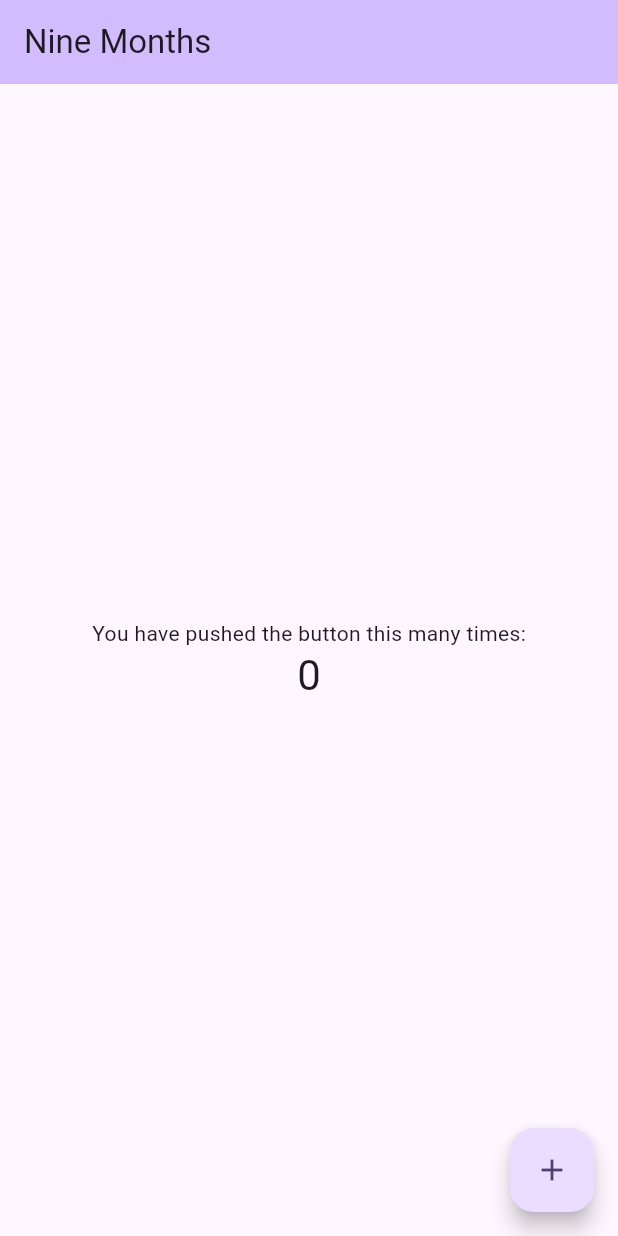
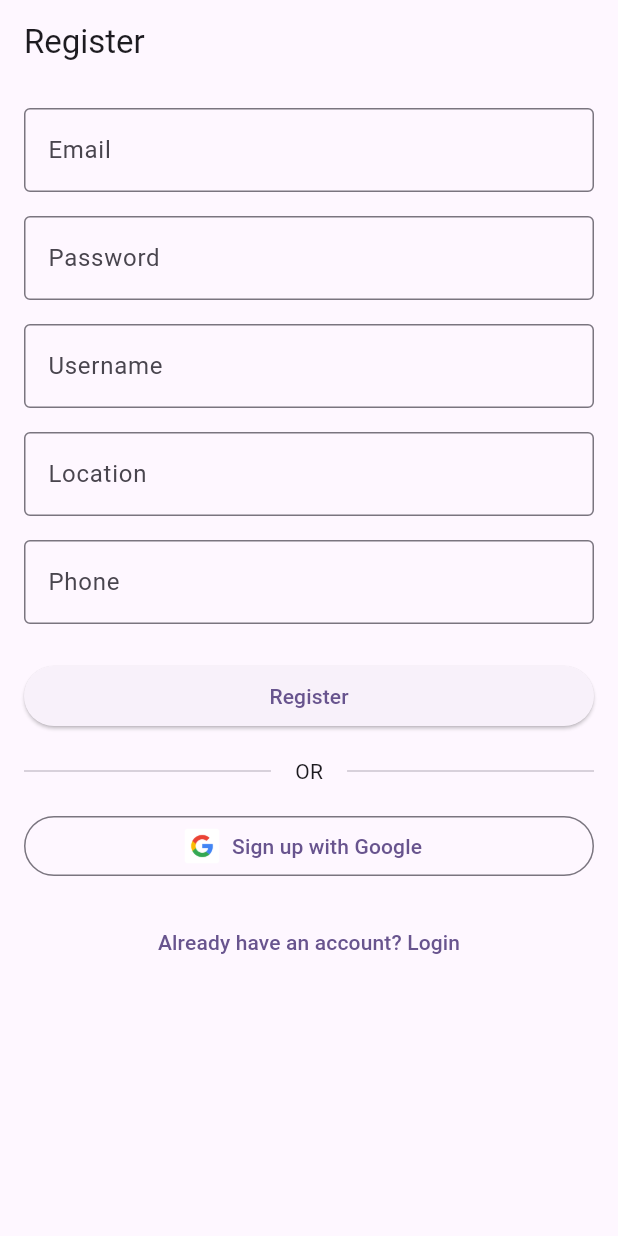
Before and after one commit to 9-months/9MonthsApp, a Flutter app: the screen it shows after launch, on a phone screen of 412 x 824 dp. Run offline on Flutter 3.47's test engine with Material 3 defaults, Android fonts, the phone set to English and light mode, and no system bars.

Commit message:
CCS-15  Register Page Implemented with Email Registration tested Succesfuly

```diff
--- a/frontend/lib/main.dart
+++ b/frontend/lib/main.dart
@@ -1,4 +1,5 @@
 import 'package:flutter/material.dart';
+import 'screens/auth/register_page.dart';
 
 void main() {
   runApp(const MyApp());
@@ -16,54 +17,7 @@ class MyApp extends StatelessWidget {
         colorScheme: ColorScheme.fromSeed(seedColor: Colors.deepPurple),
         useMaterial3: true,
       ),
-      home: const MyHomePage(title: 'Nine Months'),
+      home: const RegisterPage(),
     );
   }
 }
-
-class MyHomePage extends StatefulWidget {
-  const MyHomePage({super.key, required this.title});
-  final String title;
-
-  @override
-  State<MyHomePage> createState() => _MyHomePageState();
-}
-
-class _MyHomePageState extends State<MyHomePage> {
-  int _counter = 0;
-
-  void _incrementCounter() {
-    setState(() {
-      _counter++;
-    });
-  }
-
-  @override
-  Widget build(BuildContext context) {
-    return Scaffold(
-      appBar: AppBar(
-        backgroundColor: Theme.of(context).colorScheme.inversePrimary,
-        title: Text(widget.title),
-      ),
-      body: Center(
-        child: Column(
-          mainAxisAlignment: MainAxisAlignment.center,
-          children: <Widget>[
-            const Text(
-              'You have pushed the button this many times:',
-            ),
-            Text(
-              '$_counter',
-              style: Theme.of(context).textTheme.headlineMedium,
-            ),
-          ],
-        ),
-      ),
-      floatingActionButton: FloatingActionButton(
-        onPressed: _incrementCounter,
-        tooltip: 'Increment',
-        child: const Icon(Icons.add),
-      ),
-    );
-  }
-}
--- a/frontend/lib/screens/auth/register_page.dart
+++ b/frontend/lib/screens/auth/register_page.dart
@@ -0,0 +1,245 @@
+import 'package:flutter/material.dart';
+import 'package:http/http.dart' as http;
+import 'dart:convert';
+
+class RegisterPage extends StatefulWidget {
+  const RegisterPage({super.key});
+
+  @override
+  State<RegisterPage> createState() => _RegisterPageState();
+}
+
+class _RegisterPageState extends State<RegisterPage> {
+  final _formKey = GlobalKey<FormState>();
+  bool _isLoading = false;
+
+  final TextEditingController _emailController = TextEditingController();
+  final TextEditingController _passwordController = TextEditingController();
+  final TextEditingController _usernameController = TextEditingController();
+  final TextEditingController _locationController = TextEditingController();
+  final TextEditingController _phoneController = TextEditingController();
+
+  Future<void> _register() async {
+    if (!_formKey.currentState!.validate()) return;
+
+    setState(() => _isLoading = true);
+
+    try {
+      final response = await http.post(
+        Uri.parse('http://localhost:3000/auth/signup'),
+        headers: {'Content-Type': 'application/json'},
+        body: json.encode({
+          'email': _emailController.text,
+          'password': _passwordController.text,
+          'username': _usernameController.text,
+          'location': _locationController.text,
+          'phone': _phoneController.text,
+        }),
+      );
+
+      if (response.statusCode == 201) {
+        if (!mounted) return;
+        ScaffoldMessenger.of(context).showSnackBar(
+          const SnackBar(content: Text('Registration successful!')),
+        );
+        Navigator.pushReplacementNamed(context, '/login');
+      } else {
+        String errorMessage;
+        try {
+          final error = json.decode(response.body);
+          errorMessage = error['message'] ?? 'Registration failed';
+        } catch (e) {
+          errorMessage = 'Registration failed: ${response.body}';
+        }
+        throw Exception(errorMessage);
+      }
+    } catch (e) {
+      if (!mounted) return;
+      ScaffoldMessenger.of(context).showSnackBar(
+        SnackBar(content: Text(e.toString().replaceAll('Exception: ', ''))),
+      );
+    } finally {
+      if (mounted) setState(() => _isLoading = false);
+    }
+  }
+
+  Future<void> _googleSignIn() async {
+    setState(() => _isLoading = true);
+
+    try {
+      final response = await http.post(
+        Uri.parse('http://localhost:3000/auth/google-signin'),
+        headers: {'Content-Type': 'application/json'},
+        body: json.encode({
+          'idToken':
+              'GOOGLE_ID_TOKEN', // This will need to be implemented with proper Google Sign In
+        }),
+      );
+
+      if (response.statusCode == 200) {
+        if (!mounted) return;
+        ScaffoldMessenger.of(context).showSnackBar(
+          const SnackBar(content: Text('Google Sign-in successful!')),
+        );
+        Navigator.pushReplacementNamed(context, '/login');
+      } else {
+        String errorMessage;
+        try {
+          final error = json.decode(response.body);
+          errorMessage = error['message'] ?? 'Google Sign-in failed';
+        } catch (e) {
+          errorMessage = 'Google Sign-in failed: ${response.body}';
+        }
+        throw Exception(errorMessage);
+      }
+    } catch (e) {
+      if (!mounted) return;
+      ScaffoldMessenger.of(context).showSnackBar(
+        SnackBar(content: Text(e.toString().replaceAll('Exception: ', ''))),
+      );
+    } finally {
+      if (mounted) setState(() => _isLoading = false);
+    }
+  }
+
+  @override
+  Widget build(BuildContext context) {
+    return Scaffold(
+      appBar: AppBar(
+        title: const Text('Register'),
+      ),
+      body: SingleChildScrollView(
+        padding: const EdgeInsets.all(16.0),
+        child: Form(
+          key: _formKey,
+          child: Column(
+            crossAxisAlignment: CrossAxisAlignment.stretch,
+            children: [
+              TextFormField(
+                controller: _emailController,
+                decoration: const InputDecoration(
+                  labelText: 'Email',
+                  border: OutlineInputBorder(),
+                ),
+                keyboardType: TextInputType.emailAddress,
+                validator: (value) {
+                  if (value == null || value.isEmpty) {
+                    return 'Please enter your email';
+                  }
+                  if (!value.contains('@')) {
+                    return 'Please enter a valid email';
+                  }
+                  return null;
+                },
+              ),
+              const SizedBox(height: 16),
+              TextFormField(
+                controller: _passwordController,
+                decoration: const InputDecoration(
+                  labelText: 'Password',
+                  border: OutlineInputBorder(),
+                ),
+                obscureText: true,
+                validator: (value) {
+                  if (value == null || value.isEmpty) {
+                    return 'Please enter your password';
+                  }
+                  if (value.length < 6) {
+                    return 'Password must be at least 6 characters';
+                  }
+                  return null;
+                },
+              ),
+              const SizedBox(height: 16),
+              TextFormField(
+                controller: _usernameController,
+                decoration: const InputDecoration(
+                  labelText: 'Username',
+                  border: OutlineInputBorder(),
+                ),
+                validator: (value) {
+                  if (value == null || value.isEmpty) {
+                    return 'Please enter a username';
+                  }
+                  return null;
+                },
+              ),
+              const SizedBox(height: 16),
+              TextFormField(
+                controller: _locationController,
+                decoration: const InputDecoration(
+                  labelText: 'Location',
+                  border: OutlineInputBorder(),
+                ),
+                validator: (value) {
+                  if (value == null || value.isEmpty) {
+                    return 'Please enter your location';
+                  }
+                  return null;
+                },
+              ),
+              const SizedBox(height: 16),
+              TextFormField(
+                controller: _phoneController,
+                decoration: const InputDecoration(
+                  labelText: 'Phone',
+                  border: OutlineInputBorder(),
+                ),
+                keyboardType: TextInputType.phone,
+                validator: (value) {
+                  if (value == null || value.isEmpty) {
+                    return 'Please enter your phone number';
+                  }
+                  return null;
+                },
+              ),
+              const SizedBox(height: 24),
+              ElevatedButton(
+                onPressed: _isLoading ? null : _register,
+                child: _isLoading
+                    ? const CircularProgressIndicator()
+                    : const Text('Register'),
+              ),
+              const SizedBox(height: 16),
+              const Row(
+                children: [
+                  Expanded(child: Divider()),
+                  Padding(
+                    padding: EdgeInsets.symmetric(horizontal: 16),
+                    child: Text('OR'),
+                  ),
+                  Expanded(child: Divider()),
+                ],
+              ),
+              const SizedBox(height: 16),
+              OutlinedButton.icon(
+                onPressed: _isLoading ? null : _googleSignIn,
+                icon: Image.asset(
+                  'assets/images/google_logo.png',
+                  height: 24,
+                ),
+                label: const Text('Sign up with Google'),
+              ),
+              const SizedBox(height: 16),
+              TextButton(
+                onPressed: () =>
+                    Navigator.pushReplacementNamed(context, '/login'),
+                child: const Text('Already have an account? Login'),
+              ),
+            ],
+          ),
+        ),
+      ),
+    );
+  }
+
+  @override
+  void dispose() {
+    _emailController.dispose();
+    _passwordController.dispose();
+    _usernameController.dispose();
+    _locationController.dispose();
+    _phoneController.dispose();
+    super.dispose();
+  }
+}
--- a/frontend/pubspec.yaml
+++ b/frontend/pubspec.yaml
@@ -11,6 +11,8 @@ dependencies:
   flutter:
     sdk: flutter
   cupertino_icons: ^1.0.8
+  http: ^1.1.0
+  google_sign_in: ^6.1.6
 
 dev_dependencies:
   flutter_launcher_icons: ^0.9.2
@@ -25,6 +27,10 @@ flutter_icons:
 
 flutter:
   uses-material-design: true
+
+  assets:
+    - assets/images/
+    - assets/images/google_logo.png
 
   # To add assets to your application, add an assets section, like this:
   # assets:
```
Also changed, not shown: frontend/assets/images/google_logo.png (added), frontend/pubspec.lock, 26 other files.
